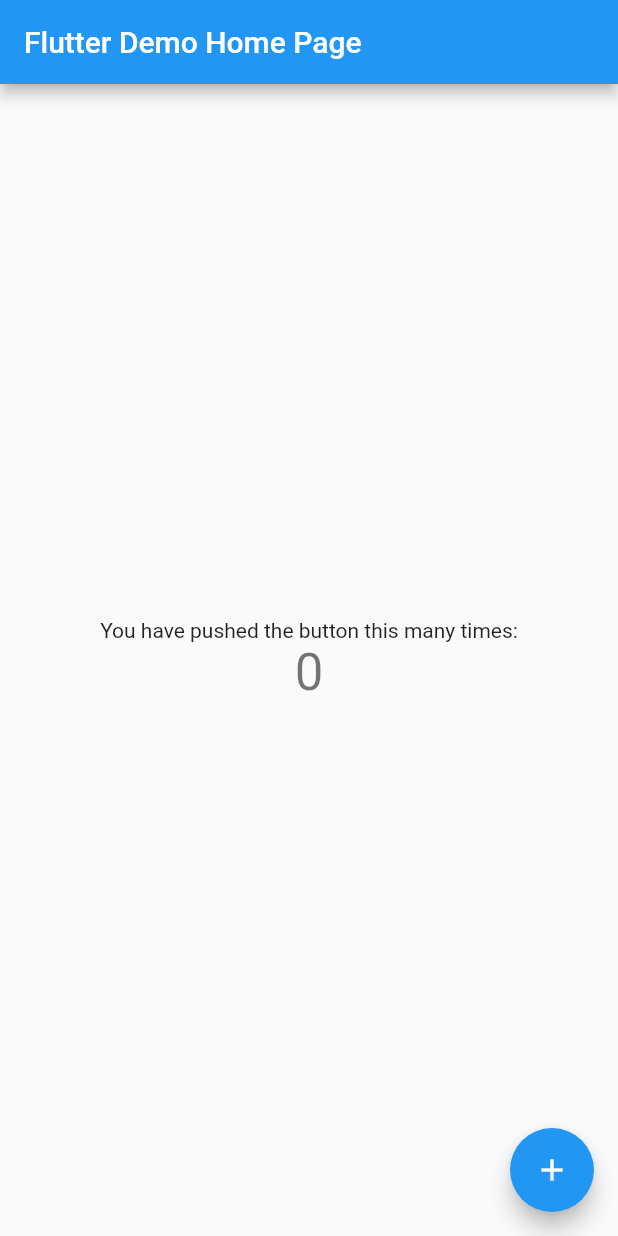
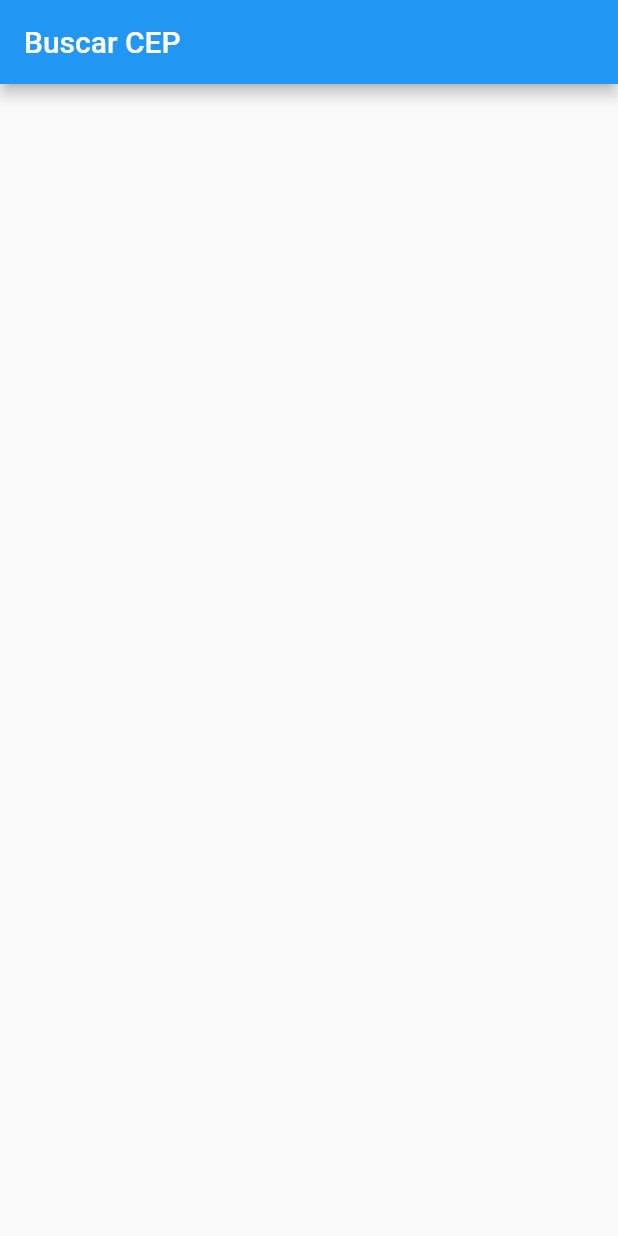
Before and after one commit to pedrocarminatti/cep_app, a Flutter app: the screen it shows after launch, on a phone screen of 412 x 824 dp. Run offline on Flutter 3.47's test engine with Material 2 defaults, Android fonts, the phone set to English and light mode, and no system bars; our stand-ins replace dio.

Commit message:
Home Page

```diff
--- a/lib/main.dart
+++ b/lib/main.dart
@@ -1,3 +1,4 @@
+import 'package:cep_app/pages/home_page.dart';
 import 'package:flutter/material.dart';
 
 void main() {
@@ -7,109 +8,14 @@ void main() {
 class MyApp extends StatelessWidget {
   const MyApp({super.key});
 
-  // This widget is the root of your application.
   @override
   Widget build(BuildContext context) {
     return MaterialApp(
       title: 'Flutter Demo',
       theme: ThemeData(
-        // This is the theme of your application.
-        //
-        // Try running your application with "flutter run". You'll see the
-        // application has a blue toolbar. Then, without quitting the app, try
-        // changing the primarySwatch below to Colors.green and then invoke
-        // "hot reload" (press "r" in the console where you ran "flutter run",
-        // or simply save your changes to "hot reload" in a Flutter IDE).
-        // Notice that the counter didn't reset back to zero; the application
-        // is not restarted.
-        primarySwatch: Colors.blue,
+                primarySwatch: Colors.blue,
       ),
-      home: const MyHomePage(title: 'Flutter Demo Home Page'),
+      home: const HomePage(),
     );
   }
 }
-
-class MyHomePage extends StatefulWidget {
-  const MyHomePage({super.key, required this.title});
-
-  // This widget is the home page of your application. It is stateful, meaning
-  // that it has a State object (defined below) that contains fields that affect
-  // how it looks.
-
-  // This class is the configuration for the state. It holds the values (in this
-  // case the title) provided by the parent (in this case the App widget) and
-  // used by the build method of the State. Fields in a Widget subclass are
-  // always marked "final".
-
-  final String title;
-
-  @override
-  State<MyHomePage> createState() => _MyHomePageState();
-}
-
-class _MyHomePageState extends State<MyHomePage> {
-  int _counter = 0;
-
-  void _incrementCounter() {
-    setState(() {
-      // This call to setState tells the Flutter framework that something has
-      // changed in this State, which causes it to rerun the build method below
-      // so that the display can reflect the updated values. If we changed
-      // _counter without calling setState(), then the build method would not be
-      // called again, and so nothing would appear to happen.
-      _counter++;
-    });
-  }
-
-  @override
-  Widget build(BuildContext context) {
-    // This method is rerun every time setState is called, for instance as done
-    // by the _incrementCounter method above.
-    //
-    // The Flutter framework has been optimized to make rerunning build methods
-    // fast, so that you can just rebuild anything that needs updating rather
-    // than having to individually change instances of widgets.
-    return Scaffold(
-      appBar: AppBar(
-        // Here we take the value from the MyHomePage object that was created by
-        // the App.build method, and use it to set our appbar title.
-        title: Text(widget.title),
-      ),
-      body: Center(
-        // Center is a layout widget. It takes a single child and positions it
-        // in the middle of the parent.
-        child: Column(
-          // Column is also a layout widget. It takes a list of children and
-          // arranges them vertically. By default, it sizes itself to fit its
-          // children horizontally, and tries to be as tall as its parent.
-          //
-          // Invoke "debug painting" (press "p" in the console, choose the
-          // "Toggle Debug Paint" action from the Flutter Inspector in Android
-          // Studio, or the "Toggle Debug Paint" command in Visual Studio Code)
-          // to see the wireframe for each widget.
-          //
-          // Column has various properties to control how it sizes itself and
-          // how it positions its children. Here we use mainAxisAlignment to
-          // center the children vertically; the main axis here is the vertical
-          // axis because Columns are vertical (the cross axis would be
-          // horizontal).
-          mainAxisAlignment: MainAxisAlignment.center,
-          children: <Widget>[
-            const Text(
-              'You have pushed the button this many times:',
-            ),
-            Text(
-              '$_counter',
-              style: Theme.of(context).textTheme.headline4,
-            ),
-          ],
-        ),
-      ),
-      floatingActionButton: FloatingActionButton(
-        onPressed: _incrementCounter,
-        tooltip: 'Increment',
-        child: const Icon(Icons.add),
-      ), // This trailing comma makes auto-formatting nicer for build methods.
-    );
-  }
-}
--- /dev/null
+++ b/lib/pages/home_page.dart
@@ -0,0 +1,27 @@
+import 'package:cep_app/models/endereco_model.dart';
+import 'package:cep_app/repositories/cep_repository.dart';
+import 'package:cep_app/repositories/cep_repository_impl.dart';
+import 'package:flutter/material.dart';
+
+class HomePage extends StatefulWidget {
+  const HomePage({super.key});
+
+  @override
+  State<HomePage> createState() => _HomePageState();
+}
+
+class _HomePageState extends State<HomePage> {
+
+  final CepRepository cepRepository = CepRepositoryImpl();
+  EnderecoModel? enderecoModel;
+
+  @override
+  Widget build(BuildContext context) {
+    return Scaffold(
+      appBar: AppBar(
+        title: const Text('Buscar CEP'),
+      ),
+      body: Container(),
+    );
+  }
+}
```
